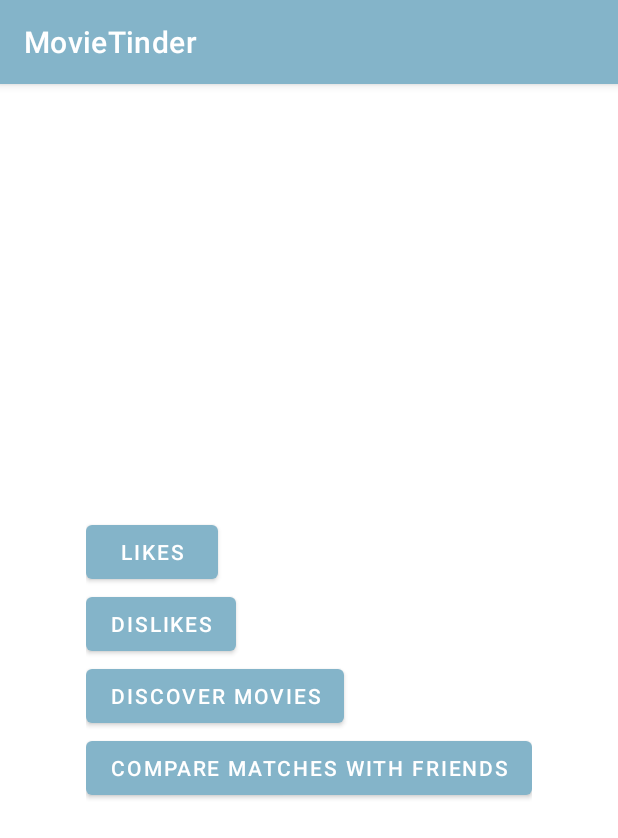
After one commit to soumya225/MovieTinder, an Android app: the UserHomePage screen opened directly, with no data from a screen before it, on a phone screen of 412 x 824 dp. The commit adds this screen. Shown: the top 838 px of the screen. Run offline under Robolectric (Android 15) with nearby library versions, the phone set to English and light mode, and no system bars; our stand-ins replace Firebase (no records; nobody signed in at launch, a user with empty details on screens opened directly); network calls fail; 2 statements that could not run were skipped.

Commit message:
Allows users to see movies they like and dislike in separate Activities
- added home page
- retrieve data from Firebase to populate Likes and Dislikes Activities

```diff
--- a/app/src/main/java/com/example/movietinder/ActivityForChoosingLoginOrRegistration.java
+++ b/app/src/main/java/com/example/movietinder/ActivityForChoosingLoginOrRegistration.java
@@ -7,10 +7,15 @@ import android.os.Bundle;
 import android.view.View;
 import android.widget.Button;
 
+import java.util.ArrayList;
+import java.util.List;
+
 public class ActivityForChoosingLoginOrRegistration extends AppCompatActivity {
 
     private Button loginButton ;
     private Button registerButton;
+
+
 
     @Override
     protected void onCreate(Bundle savedInstanceState) {
--- a/app/src/main/java/com/example/movietinder/LoginActivity.java
+++ b/app/src/main/java/com/example/movietinder/LoginActivity.java
@@ -40,7 +40,7 @@ public class LoginActivity extends AppCompatActivity {
             public void onAuthStateChanged(@NonNull FirebaseAuth firebaseAuth) {
                 final FirebaseUser user = FirebaseAuth.getInstance().getCurrentUser();
                 if(user != null) { //user is logged in if true
-                    Intent intent = new Intent(LoginActivity.this, MainActivity.class);
+                    Intent intent = new Intent(LoginActivity.this, UserHomePage.class);
                     startActivity(intent);
                     finish();
                     return;
--- a/app/src/main/java/com/example/movietinder/MovieAdapter.java
+++ b/app/src/main/java/com/example/movietinder/MovieAdapter.java
@@ -23,7 +23,7 @@ public class MovieAdapter extends ArrayAdapter<Movie> {
         Movie currentMovie = getItem(position);
 
         if(convertView == null) {
-            convertView = LayoutInflater.from(getContext()).inflate(R.layout.item, parent, false);
+            convertView = LayoutInflater.from(getContext()).inflate(R.layout.card_item_view, parent, false);
         }
 
         TextView title = convertView.findViewById(R.id.movie_info);
@@ -34,4 +34,6 @@ public class MovieAdapter extends ArrayAdapter<Movie> {
 
         return convertView;
     }
+
+
 }
--- a/app/src/main/java/com/example/movietinder/QueryService.java
+++ b/app/src/main/java/com/example/movietinder/QueryService.java
@@ -1,6 +1,7 @@
 package com.example.movietinder;
 
 import android.content.Context;
+import android.graphics.drawable.Drawable;
 import android.net.Uri;
 
 import com.android.volley.Request;
@@ -12,6 +13,8 @@ import org.json.JSONArray;
 import org.json.JSONException;
 import org.json.JSONObject;
 
+import java.io.InputStream;
+import java.net.URL;
 import java.util.ArrayList;
 import java.util.List;
 
@@ -58,6 +61,7 @@ public class QueryService {
                         String title = movie.optString("title", "");
                         int rating = movie.optInt("rating",0);
                         int runtime = movie.optInt("runtime", 0);
+                        String posterURL = movie.optString("large_cover_image", null);
                         JSONArray genres = movie.getJSONArray("genres");
                         String genre = "";
                         for(int j = 0; j < genres.length(); j++) {
@@ -65,7 +69,7 @@ public class QueryService {
                             if(j != genres.length() - 1) genre += ", ";
                         }
 
-                        Movie mv = new Movie(imdb_code, title, rating, runtime, genre);
+                        Movie mv = new Movie(imdb_code, title, rating, runtime, genre, posterURL);
 
                         moviesList.add(mv);
                     }
--- /dev/null
+++ b/app/src/main/java/com/example/movietinder/UserHomePage.java
@@ -0,0 +1,115 @@
+package com.example.movietinder;
+
+import androidx.annotation.NonNull;
+import androidx.appcompat.app.AppCompatActivity;
+
+import android.content.Intent;
+import android.os.Bundle;
+import android.view.View;
+import android.widget.Button;
+
+import com.google.firebase.auth.FirebaseAuth;
+import com.google.firebase.database.DataSnapshot;
+import com.google.firebase.database.DatabaseError;
+import com.google.firebase.database.DatabaseReference;
+import com.google.firebase.database.FirebaseDatabase;
+import com.google.firebase.database.ValueEventListener;
+
+import java.util.ArrayList;
+import java.util.List;
+import java.util.Map;
+
+public class UserHomePage extends AppCompatActivity {
+
+    private Button likesButton, dislikesButton, discoverButton, compareButton;
+
+    DatabaseReference userDB;
+
+    static List<String> likes;
+    static List<String> dislikes;
+
+    @Override
+    protected void onCreate(Bundle savedInstanceState) {
+        super.onCreate(savedInstanceState);
+        setContentView(R.layout.activity_user_home_page);
+
+        likes = new ArrayList<>();
+        dislikes = new ArrayList<>();
+
+        userDB = FirebaseDatabase.getInstance().getReference().child("Users").child(FirebaseAuth.getInstance().getUid());
+        userDB.addValueEventListener(new ValueEventListener() {
+            @Override
+            public void onDataChange(@NonNull DataSnapshot snapshot) {
+                DataSnapshot likesSnapshot = snapshot.child("Like");
+                Map<String, Object> map = (Map<String, Object>) likesSnapshot.getValue();
+
+                likes.clear();
+
+                for(String key: map.keySet()) {
+                    if(!likes.contains(key))
+                        likes.add(key);
+                }
+
+                DataSnapshot dislikesSnapshot = snapshot.child("Dislike");
+                Map<String, Object> map2 = (Map<String, Object>) dislikesSnapshot.getValue();
+
+                dislikes.clear();
+
+                for(String key: map2.keySet()) {
+                    if(!dislikes.contains(key))
+                        dislikes.add(key);
+                }
+            }
+
+            @Override
+            public void onCancelled(@NonNull DatabaseError error) {
+
+            }
+        });
+        userDB.child("Change").setValue(true);
+
+        likesButton = findViewById(R.id.likes_button);
+        dislikesButton = findViewById(R.id.dislikes_button);
+        discoverButton = findViewById(R.id.discover_button);
+        compareButton = findViewById(R.id.compare_button);
+
+        likesButton.setOnClickListener(new View.OnClickListener() {
+            @Override
+            public void onClick(View v) {
+                Intent goToLikesActivity = new Intent(UserHomePage.this, LikesActivity.class);
+                startActivity(goToLikesActivity);
+            }
+        });
+
+        dislikesButton.setOnClickListener(new View.OnClickListener() {
+            @Override
+            public void onClick(View v) {
+                Intent goToDislikesActivity = new Intent(UserHomePage.this, DislikesActivity.class);
+                startActivity(goToDislikesActivity);
+            }
+        });
+
+        discoverButton.setOnClickListener(new View.OnClickListener() {
+            @Override
+            public void onClick(View v) {
+                Intent goToMainActivity = new Intent(UserHomePage.this, MainActivity.class);
+                startActivity(goToMainActivity);
+            }
+        });
+
+        compareButton.setOnClickListener(new View.OnClickListener() {
+            @Override
+            public void onClick(View v) {
+
+            }
+        });
+    }
+
+    @Override
+    public void onStop() {
+        super.onStop();
+        userDB.child("Change").removeValue();
+    }
+
+
+}
--- /dev/null
+++ b/app/src/main/res/layout/activity_user_home_page.xml
@@ -0,0 +1,39 @@
+<?xml version="1.0" encoding="utf-8"?>
+<LinearLayout xmlns:android="http://schemas.android.com/apk/res/android"
+    xmlns:app="http://schemas.android.com/apk/res-auto"
+    xmlns:tools="http://schemas.android.com/tools"
+    android:layout_width="wrap_content"
+    android:layout_height="wrap_content"
+    android:layout_gravity="center"
+    android:orientation="vertical"
+    tools:context=".UserHomePage">
+
+    <Button
+        android:layout_width="wrap_content"
+        android:layout_height="wrap_content"
+        android:text="Likes"
+        android:id="@+id/likes_button"
+        />
+
+    <Button
+        android:layout_width="wrap_content"
+        android:layout_height="wrap_content"
+        android:text="Dislikes"
+        android:id="@+id/dislikes_button"
+        />
+
+    <Button
+        android:layout_width="wrap_content"
+        android:layout_height="wrap_content"
+        android:text="Discover movies"
+        android:id="@+id/discover_button"
+        />
+
+    <Button
+        android:layout_width="wrap_content"
+        android:layout_height="wrap_content"
+        android:text="Compare matches with friends"
+        android:id="@+id/compare_button"
+        />
+
+</LinearLayout>
```
Also changed, not shown: app/src/main/AndroidManifest.xml (+9 -5 lines), app/src/main/java/com/example/movietinder/DislikesActivity.java (added, +23 -0 lines), app/src/main/java/com/example/movietinder/LikesActivity.java (added, +34 -0 lines), app/src/main/java/com/example/movietinder/MainActivity.java (+65 -11 lines), app/src/main/java/com/example/movietinder/Movie.java (+11 -1 lines), app/src/main/java/com/example/movietinder/RegistrationActivity.java (+10 -5 lines), app/src/main/res/layout/activity_dislikes.xml (added, +14 -0 lines), app/src/main/res/layout/activity_likes.xml (added, +14 -0 lines), app/src/main/res/layout/movie_item_view.xml (added, +23 -0 lines), app/src/main/res/layout/card_item_view.xml (renamed from app/src/main/res/layout/item.xml).
